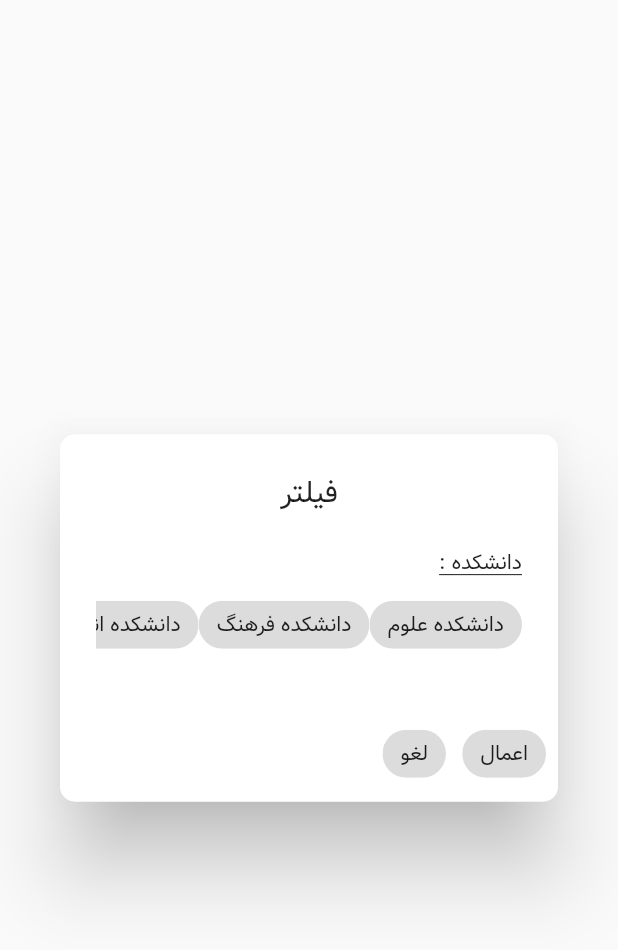
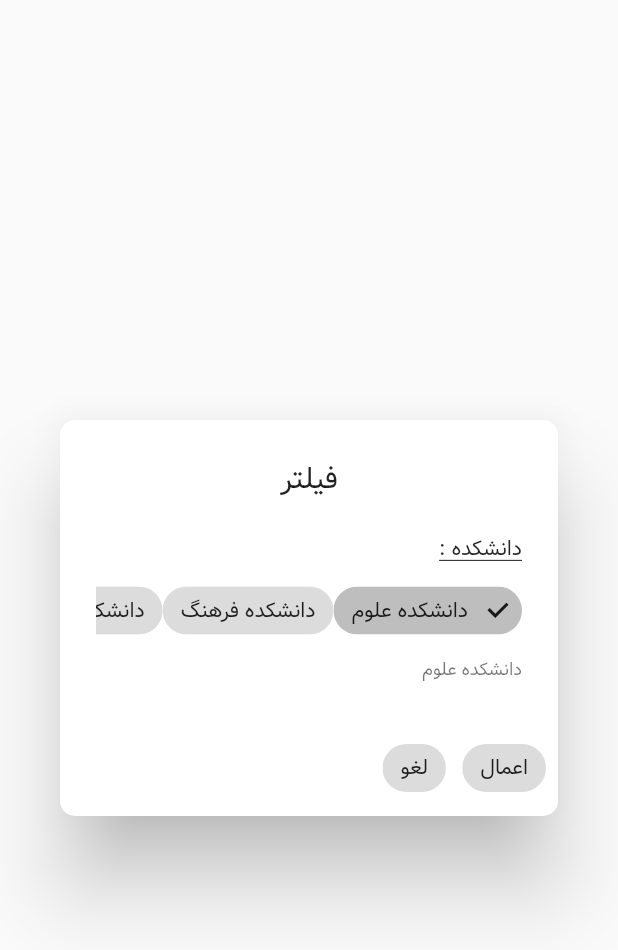
Before and after one commit to hasanforaty/presence_uni, a Flutter app: the FilterDialog widget shown alone on an empty page, opened directly, after a tap on "دانشکده علوم", on a phone screen of 412 x 824 dp. Shown: the top 950 px of the screen. Run offline on Flutter 3.47's test engine with Material 2 defaults, Android fonts, the phone set to English and light mode, and no system bars; our stand-ins replace flutter_bloc, font_awesome_flutter, get, lottie.

Commit message:
create and connect university to filter

```diff
--- a/lib/bloc/attendacne_filter_bloc.dart
+++ b/lib/bloc/attendacne_filter_bloc.dart
@@ -2,10 +2,12 @@ import 'package:flutter_bloc/flutter_bloc.dart';
 import 'package:presence_absence/models/attendacne.dart';
 import 'package:presence_absence/models/attendanceFilter.dart';
 
+import '../models/university.dart';
+
 class AttendanceFilterBloc extends Cubit<AttendanceFilter> {
-  AttendanceFilterBloc() : super(AttendanceFilter(filter: (_) => true));
+  AttendanceFilterBloc() : super(AttendanceFilter(filteredUniversity: []));
 
   void changeSort(SortAttendance sort) => emit(state.copyWith(sort: sort));
-  void changeFilter(bool Function(Attendance) newFilter) =>
-      emit(state.copyWith(filter: newFilter));
+  void changeSelectedUni(List<University> list) =>
+      emit(state.copyWith(filteredUniversity: list));
 }
--- a/lib/models/attendanceFilter.dart
+++ b/lib/models/attendanceFilter.dart
@@ -1,18 +1,28 @@
 import 'package:presence_absence/models/attendacne.dart';
+import 'package:presence_absence/models/university.dart';
 
 class AttendanceFilter {
   final SortAttendance sort;
-  final bool Function(Attendance) filter;
-  AttendanceFilter({required this.filter, this.sort = SortAttendance.non})
+  final List<University> filteredUniversity;
+  AttendanceFilter(
+      {this.sort = SortAttendance.non, required this.filteredUniversity})
       : super();
+
+  bool Function(Attendance) createFilter() => (item) {
+        if (filteredUniversity.isEmpty) return true;
+        for (University filter in filteredUniversity) {
+          if (filter.name == item.uniName) return true;
+        }
+        return false;
+      };
 
   AttendanceFilter copyWith({
     SortAttendance? sort,
-    bool Function(Attendance)? filter,
+    List<University>? filteredUniversity,
   }) {
     return AttendanceFilter(
       sort: sort ?? this.sort,
-      filter: filter ?? this.filter,
+      filteredUniversity: filteredUniversity ?? this.filteredUniversity,
     );
   }
 }
--- /dev/null
+++ b/lib/models/university.dart
@@ -0,0 +1,14 @@
+class University {
+  String id;
+  String name;
+
+  University({required this.id, required this.name});
+}
+
+final universityList = [
+  University(id: "1", name: "دانشکده علوم"),
+  University(id: "2", name: "دانشکده فرهنگ"),
+  University(id: "3", name: "دانشکده انسانی"),
+  University(id: "4", name: "دانشکده فنی و حرفه ای "),
+  University(id: "5", name: "دانشکده معارف"),
+];
--- a/lib/routes/attendance_page.dart
+++ b/lib/routes/attendance_page.dart
@@ -38,8 +38,7 @@ class AttendancePage extends StatelessWidget {
                   builder: (context, items) {
                 return BlocBuilder<AttendanceFilterBloc, AttendanceFilter>(
                     builder: (context, filter) {
-                  var list = items
-                    ..where(filter.filter)
+                  var list = items.where(filter.createFilter()).toList()
                     ..sort(Attendance.sort(filter.sort));
                   return SliverList(
                       delegate: SliverChildBuilderDelegate(
--- a/lib/widgets/filter_dialog.dart
+++ b/lib/widgets/filter_dialog.dart
@@ -1,17 +1,30 @@
 import 'package:flutter/material.dart';
 import 'package:flutter_bloc/flutter_bloc.dart';
 import 'package:presence_absence/bloc/attendacne_filter_bloc.dart';
+import 'package:presence_absence/models/university.dart';
 
-Future showFilter(BuildContext context) =>
-    showDialog(context: context, builder: (_) => FilterDialog(context));
+Future showFilter(BuildContext context) => showDialog(
+    context: context, builder: (_) => FilterDialog(buildContext: context));
 
-class FilterDialog extends StatelessWidget {
+class FilterDialog extends StatefulWidget {
   final BuildContext buildContext;
-  const FilterDialog(this.buildContext, {Key? key}) : super(key: key);
+  const FilterDialog({Key? key, required this.buildContext}) : super(key: key);
+
+  @override
+  State<FilterDialog> createState() => _FilterDialogState();
+}
+
+class _FilterDialogState extends State<FilterDialog> {
+  final List<University> universityFilterSelected = [];
+  @override
+  void initState() {
+    // TODO: implement initState
+    super.initState();
+  }
 
   @override
   Widget build(BuildContext context) {
-    var lastFilter = buildContext.read<AttendanceFilterBloc>().state.filter;
+    var miniTextTheme = Theme.of(context).textTheme.caption;
     return AlertDialog(
       title: const Center(
         child: Text(
@@ -23,13 +36,15 @@ class FilterDialog extends StatelessWidget {
         ActionChip(
           label: const Text("لغو"),
           onPressed: () {
-            buildContext.read<AttendanceFilterBloc>().changeFilter(lastFilter);
             Navigator.pop(context);
           },
         ),
         ActionChip(
           label: const Text("اعمال"),
           onPressed: () {
+            widget.buildContext
+                .read<AttendanceFilterBloc>()
+                .changeSelectedUni(universityFilterSelected);
             Navigator.pop(context);
           },
         ),
@@ -57,25 +72,32 @@ class FilterDialog extends StatelessWidget {
               ),
               SizedBox(
                 height: 60,
-                child: ListView(
+                child: ListView.builder(
                   scrollDirection: Axis.horizontal,
-                  children: [
-                    //TODO : get List of University and complete Filter page
-                    FilterChip(
-                        label: const Text("دانشکده علوم"), onSelected: (_) {}),
-                    FilterChip(
-                        label: const Text("دانشکده فرهنگ"), onSelected: (_) {}),
-                    FilterChip(
-                        label: const Text("دانشکده انسانی"),
-                        onSelected: (_) {}),
-                    FilterChip(
-                        label: const Text("دانشکده فنی و حرفه ای "),
-                        onSelected: (_) {}),
-                    FilterChip(
-                        label: const Text("دانشکده معارف"), onSelected: (_) {}),
-                  ],
+                  itemBuilder: (BuildContext context, int index) {
+                    var item = universityList[index];
+                    return FilterChip(
+                      label: Text(item.name),
+                      onSelected: (isSelected) {
+                        setState(() {
+                          if (isSelected) {
+                            universityFilterSelected.add(item);
+                          } else {
+                            universityFilterSelected.remove(item);
+                          }
+                        });
+                      },
+                      selected: universityFilterSelected.contains(item),
+                    );
+                  },
+                  itemCount: universityList.length,
                 ),
               ),
+              for (var selected in universityFilterSelected)
+                Text(
+                  selected.name,
+                  style: miniTextTheme,
+                ),
             ],
           ),
         ),
```
